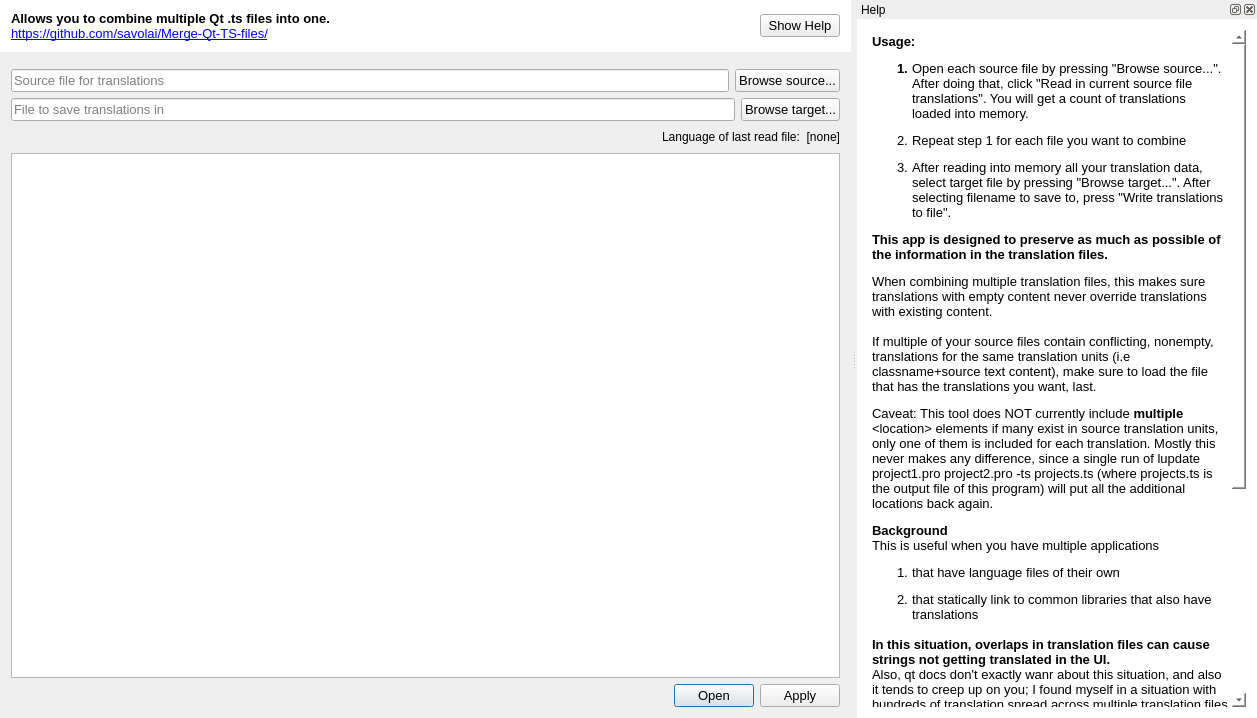
Above: combinetranslationfiles.ui from savolai/Merge-Qt-TS-files before the change. Below: the same form after it.
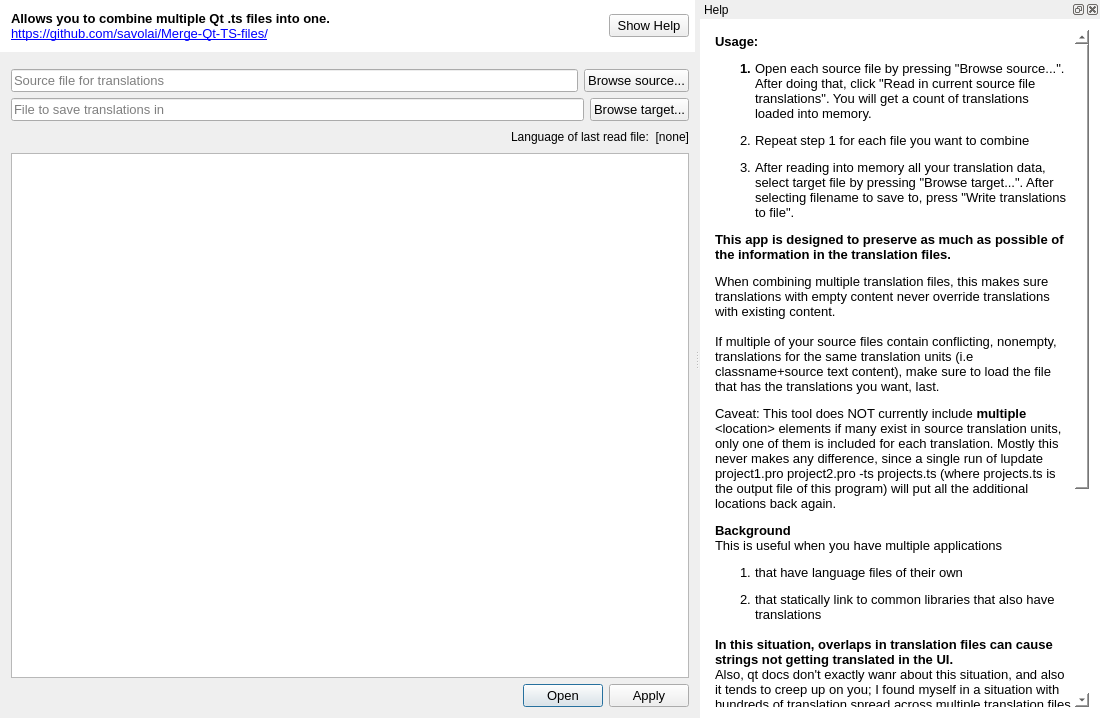
That is the form after the change.

Commit message: visuals tweaks: keep contents at centre, fixed width

```diff
--- a/combinetranslationfiles.ui
+++ b/combinetranslationfiles.ui
@@ -6,10 +6,22 @@
    <rect>
     <x>0</x>
     <y>0</y>
-    <width>1257</width>
+    <width>1100</width>
     <height>718</height>
    </rect>
   </property>
+  <property name="minimumSize">
+   <size>
+    <width>1100</width>
+    <height>0</height>
+   </size>
+  </property>
+  <property name="maximumSize">
+   <size>
+    <width>1100</width>
+    <height>16777215</height>
+   </size>
+  </property>
   <property name="font">
    <font>
     <pointsize>10</pointsize>
@@ -40,6 +52,49 @@
       <property name="styleSheet">
        <string notr="true"/>
       </property>
+      <layout class="QHBoxLayout" name="horizontalLayout_6">
+       <property name="leftMargin">
+        <number>0</number>
+       </property>
+       <property name="topMargin">
+        <number>0</number>
+       </property>
+       <property name="rightMargin">
+        <number>0</number>
+       </property>
+       <property name="bottomMargin">
+        <number>0</number>
+       </property>
+       <item>
+        <spacer name="horizontalSpacer_5">
+         <property name="orientation">
+          <enum>Qt::Horizontal</enum>
+         </property>
+         <property name="sizeHint" stdset="0">
+          <size>
+           <width>40</width>
+           <height>20</height>
+          </size>
+         </property>
+        </spacer>
+       </item>
+       <item>
+        <widget class="QWidget" name="titleWidgetInner" native="true">
+         <property name="minimumSize">
+          <size>
+           <width>700</width>
+           <height>0</height>
+          </size>
+         </property>
+         <property name="maximumSize">
+          <size>
+           <width>700</width>
+           <height>16777215</height>
+          </size>
+         </property>
+         <property name="styleSheet">
+          <string notr="true"/>
+         </property>
       <layout class="QVBoxLayout" name="verticalLayout_4">
        <item>
         <layout class="QHBoxLayout" name="horizontalLayout_4">
@@ -93,7 +148,71 @@
      </widget>
     </item>
     <item>
+        <spacer name="horizontalSpacer_8">
+         <property name="orientation">
+          <enum>Qt::Horizontal</enum>
+         </property>
+         <property name="sizeHint" stdset="0">
+          <size>
+           <width>40</width>
+           <height>20</height>
+          </size>
+         </property>
+        </spacer>
+       </item>
+      </layout>
+     </widget>
+    </item>
+    <item>
+     <layout class="QHBoxLayout" name="horizontalLayout_5">
+      <item>
+       <spacer name="horizontalSpacer_3">
+        <property name="orientation">
+         <enum>Qt::Horizontal</enum>
+        </property>
+        <property name="sizeHint" stdset="0">
+         <size>
+          <width>40</width>
+          <height>20</height>
+         </size>
+        </property>
+       </spacer>
+      </item>
+      <item>
+       <widget class="QWidget" name="widget" native="true">
+        <property name="maximumSize">
+         <size>
+          <width>700</width>
+          <height>16777215</height>
+         </size>
+        </property>
+        <layout class="QVBoxLayout" name="verticalLayout">
+         <property name="leftMargin">
+          <number>0</number>
+         </property>
+         <property name="topMargin">
+          <number>0</number>
+         </property>
+         <property name="rightMargin">
+          <number>0</number>
+         </property>
+         <property name="bottomMargin">
+          <number>0</number>
+         </property>
+         <item>
      <widget class="QWidget" name="widget_2" native="true">
+           <property name="minimumSize">
+            <size>
+             <width>700</width>
+             <height>0</height>
+            </size>
+           </property>
+           <property name="maximumSize">
+            <size>
+             <width>700</width>
+             <height>16777215</height>
+            </size>
+           </property>
       <layout class="QVBoxLayout" name="verticalLayout_3">
        <item>
         <layout class="QHBoxLayout" name="horizontalLayout">
@@ -218,6 +337,24 @@
        </item>
       </layout>
      </widget>
+         </item>
+        </layout>
+       </widget>
+      </item>
+      <item>
+       <spacer name="horizontalSpacer_4">
+        <property name="orientation">
+         <enum>Qt::Horizontal</enum>
+        </property>
+        <property name="sizeHint" stdset="0">
+         <size>
+          <width>40</width>
+          <height>20</height>
+         </size>
+        </property>
+       </spacer>
+      </item>
+     </layout>
     </item>
    </layout>
   </widget>
```
Left out of the diff: 2 changed lines with no effect on the pictures. Lines whose indentation alone changed are shown as unchanged.
